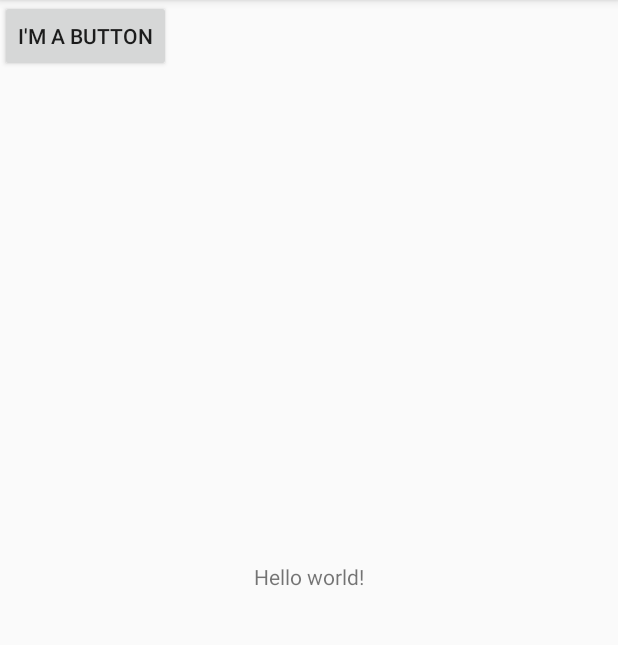
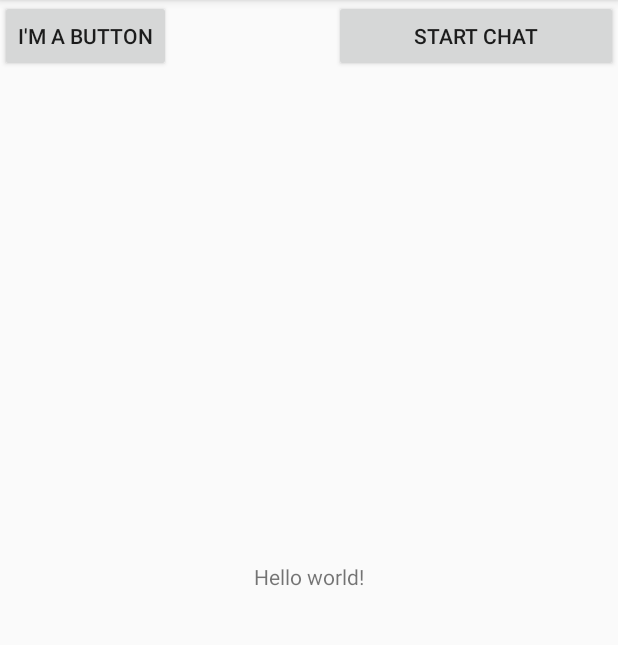
Before and after one commit to trannle/AndroidLabs, an Android app: the screen it shows after launch (StartActivity), after a tap on "LOGIN", on a phone screen of 412 x 824 dp, the part 84-729 px from its top. Run offline under Robolectric (Android 15) with nearby library versions, the phone set to English and light mode, and no system bars.

Commit message:
Finished Lab 4

```diff
--- a/app/src/main/java/com/example/tran/androidlabs/LoginActivity.java
+++ b/app/src/main/java/com/example/tran/androidlabs/LoginActivity.java
@@ -30,17 +30,17 @@ public class LoginActivity extends Activity {
         emailLogin = findViewById(R.id.editText3);
         emailLogin.setText(userEmail);
 
-        Button logingButton = findViewById(R.id.button2);
-        logingButton.setOnClickListener(new View.OnClickListener() {
+        Button loginButton = findViewById(R.id.button2);
+        loginButton.setOnClickListener(new View.OnClickListener() {
             @Override
             public void onClick(View view) {
                 String login = emailLogin.getText().toString();
                 edit.putString("DefaultEmail",login);
                 edit.commit();
 
+
                 Intent intent = new Intent(LoginActivity.this, StartActivity.class);
                 startActivity(intent);
-
             }
         });
 
--- a/app/src/main/java/com/example/tran/androidlabs/StartActivity.java
+++ b/app/src/main/java/com/example/tran/androidlabs/StartActivity.java
@@ -25,14 +25,28 @@ public class StartActivity extends Activity {
         button.setOnClickListener(new View.OnClickListener() {
             @Override
             public void onClick(View view) {
-                Intent intent = new Intent(StartActivity.this,  activity_list_items.class);
+                Intent intent = new Intent(StartActivity.this, activity_list_items.class);
                 startActivityForResult(intent, 50);
 
-            }
+         }
 
         });
 
+        Button buttonChat = findViewById(R.id.startChat);
+
+        buttonChat.setOnClickListener(new View.OnClickListener() {
+            @Override
+            public void onClick(View view) {
+                Log.i(ACTIVITY_NAME, "User clicked Start Chat");
+
+                Intent intent1 = new Intent(StartActivity.this, ChatWindow.class);
+                startActivity(intent1);
+            }
+        });
+
     }
+
+
     @Override
     protected void onResume(){
         Log.i(ACTIVITY_NAME, "In onResume()");
--- a/app/src/main/res/layout/activity_start.xml
+++ b/app/src/main/res/layout/activity_start.xml
@@ -19,9 +19,15 @@
         android:id="@+id/button"
         android:layout_width="wrap_content"
         android:layout_height="wrap_content"
-        tools:layout_editor_absoluteX="148dp"
-        tools:layout_editor_absoluteY="273dp"
-        android:text="@string/buttontext"
-        />
+        android:text="@string/buttontext" />
 
+    <Button
+        android:id="@+id/startChat"
+        android:layout_width="189dp"
+        android:layout_height="wrap_content"
+        android:layout_column="1"
+        android:text="@string/startChat"
+        app:layout_constraintEnd_toEndOf="parent"
+
+         />
 </android.support.constraint.ConstraintLayout>
--- a/app/src/main/res/values/strings.xml
+++ b/app/src/main/res/values/strings.xml
@@ -14,4 +14,9 @@
     <string name="dialog_title">make a choice</string>
     <string name="cancel">No, I want to stay</string>
     <string name="ok">Exit</string>
+    <string name="startChat">Start Chat</string>
+    <string name="insertData">Enter data</string>
+    <string name="send">Send</string>
+    <string name="pacMan">pacMan</string>
+    <string name="pic">neon</string>
 </resources>
```
Also changed, not shown: app/src/main/AndroidManifest.xml (+6 -9 lines), app/src/main/java/com/example/tran/androidlabs/ChatWindow.java (added, +92 -0 lines), app/src/main/res/layout/activity_chat_window.xml (added, +41 -0 lines), app/src/main/res/layout/chat_row_incoming.xml (added, +29 -0 lines), app/src/main/res/layout/chat_row_outgoing.xml (added, +25 -0 lines), 1 other file.
